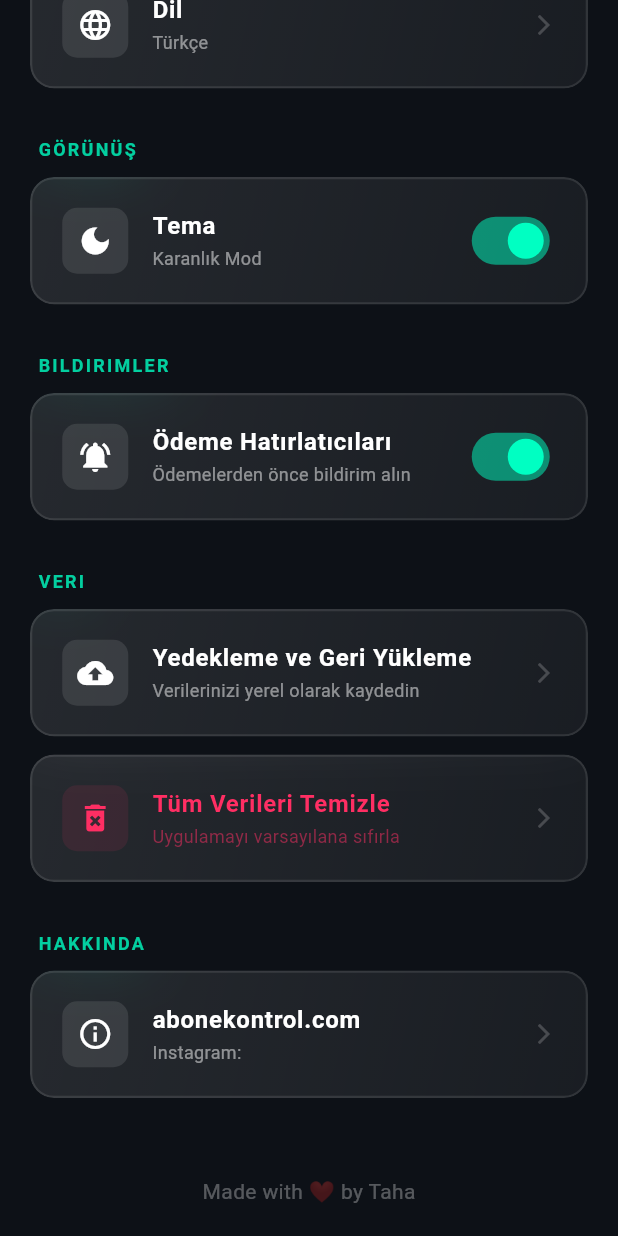
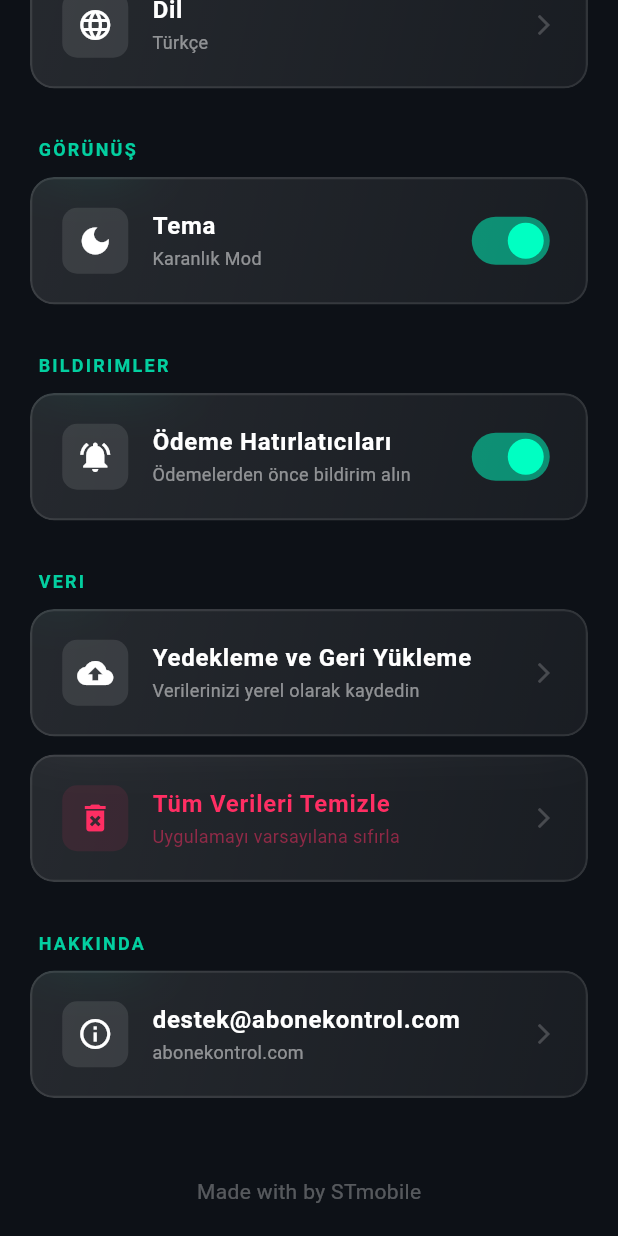
Before and after one commit to STmobiletr/abonekontrolios, a Flutter app: the SettingsScreen screen opened directly, scrolled down 248 dp, on a phone screen of 412 x 824 dp. Run offline on Flutter 3.47's test engine with Material 3 defaults, Android fonts, the light colour scheme and no system bars; our stand-ins replace file_picker, fl_chart, flutter_local_notifications, flutter_riverpod, flutter_staggered_animations, google_mobile_ads and 5 more; accounts and stored records are empty; generated files the repository leaves out were written again; network calls fail.

```diff
--- a/lib/core/constants/app_strings.dart
+++ b/lib/core/constants/app_strings.dart
@@ -4,9 +4,9 @@ class AppStrings {
   static const String dashboard = "Ana Menü";
   static const String analytics = "Analizler";
   static const String settings = "Ayarlar";
-  static const String version = "abonekontrol.com";
-  static const String versionBeta = "Instagram:";
-  static const String madeBy = "Made with ❤ by Taha";
+  static const String version = "destek@abonekontrol.com";
+  static const String versionBeta = "abonekontrol.com";
+  static const String madeBy = "Made with by STmobile";
 
   // Dashboard
   static const String yourSubscriptions = "Aboneliklerim";
```
Also changed, not shown: 1 other file.
